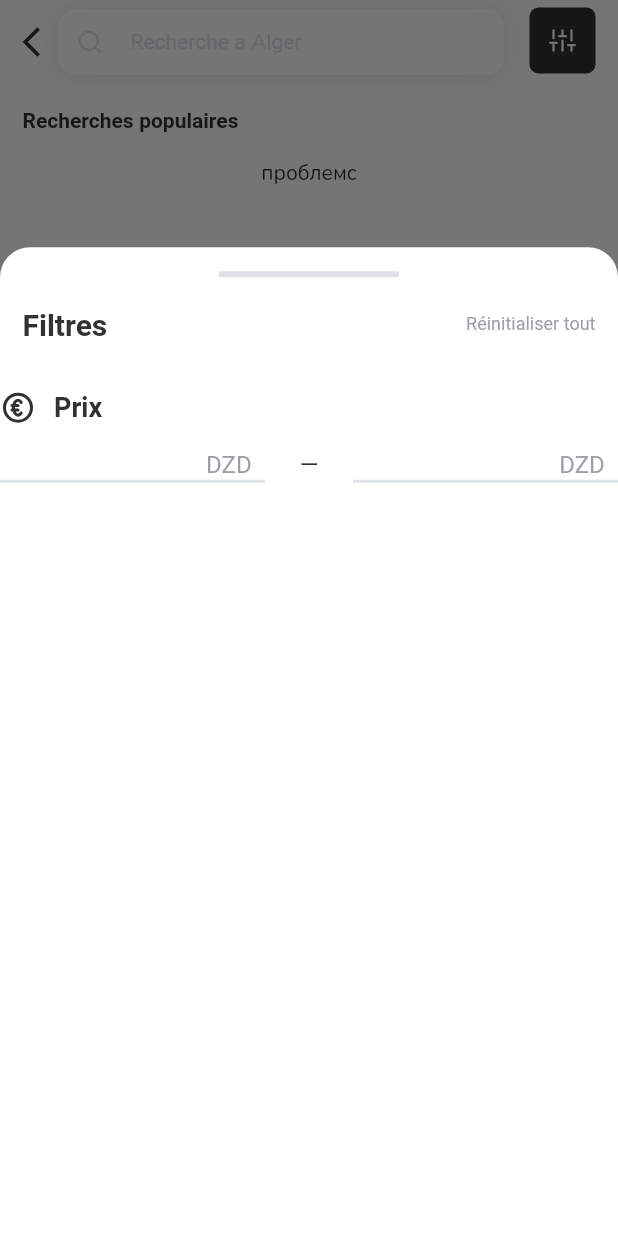
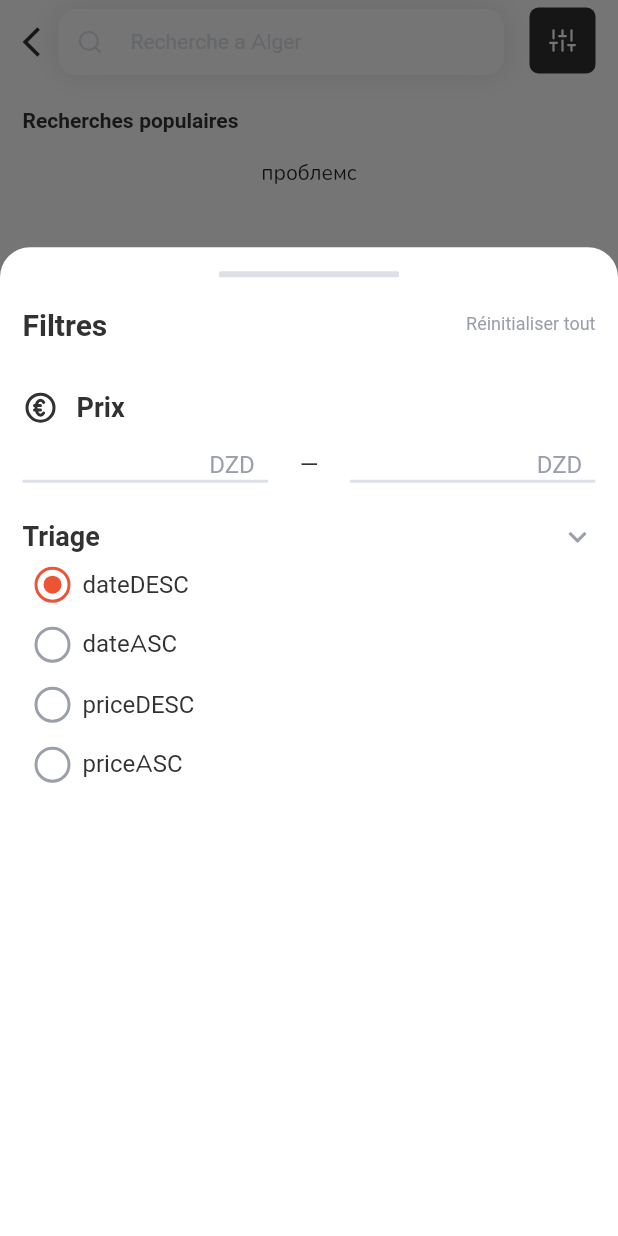
Before and after one commit to mavrinpn/Navigi-App, a Flutter app: the SearchScreen screen opened by its route, after a tap on an icon or button, on a phone screen of 412 x 824 dp. Run offline on Flutter 3.47's test engine with Material 2 defaults, Android fonts, the phone set to English and light mode, and no system bars; our stand-ins replace appwrite, bloc, cached_network_image, dio, flutter_bloc, flutter_image_compress and 13 more; missing offline and left inert: loading_animations; accounts and stored records are empty; generated files the repository leaves out were written again; network calls fail; Roboto replaces fonts that are missing (SF Pro Display); statements that could not run were skipped.

Commit message:
Соси хуй

```diff
--- a/lib/feature/search/ui/search_screen.dart
+++ b/lib/feature/search/ui/search_screen.dart
@@ -1,8 +1,11 @@
 import 'package:flutter/material.dart';
 import 'package:flutter_bloc/flutter_bloc.dart';
 import 'package:flutter_svg/svg.dart';
+import 'package:smart/models/item/item.dart';
+import 'package:smart/models/sorte_types.dart';
 import 'package:smart/widgets/button/custom_icon_button.dart';
 import 'package:smart/widgets/button/icon_button.dart';
+import 'package:smart/widgets/dropDownSingleCheckBox/custom_dropdown_single_checkbox.dart';
 import 'package:smart/widgets/textField/price_widget.dart';
 import 'package:smart/widgets/textField/under_line_text_field.dart';
 
@@ -59,6 +62,9 @@ class _SearchScreenState extends State<SearchScreen> {
     final announcementRepository =
         RepositoryProvider.of<AnnouncementManager>(context);
 
+    SortTypes.toList();
+
+
     searchController.selection = TextSelection(
         baseOffset: searchController.text.length,
         extentOffset: searchController.text.length);
@@ -67,13 +73,15 @@ class _SearchScreenState extends State<SearchScreen> {
       return Container(
         height: MediaQuery.sizeOf(context).height * 0.8,
         color: Colors.white,
-        child: Center(
+        child: Padding(
+          padding: const EdgeInsets.symmetric(horizontal: 15),
           child: Column(
             children: <Widget>[
               SizedBox(
                 height: 16,
               ),
-              Container(
+              Center(
+                child: Container(
                   width: 120,
                   height: 4,
                   decoration: ShapeDecoration(
@@ -81,8 +89,9 @@ class _SearchScreenState extends State<SearchScreen> {
                       shape: RoundedRectangleBorder(
                           borderRadius: BorderRadius.circular(1))),
                 ),
+              ),
               Padding(
-                padding: const EdgeInsets.symmetric(horizontal: 15, vertical: 20),
+                padding: const EdgeInsets.symmetric(vertical: 20),
                 child: Row(
                   mainAxisAlignment: MainAxisAlignment.spaceBetween,
                   children: [
@@ -92,7 +101,9 @@ class _SearchScreenState extends State<SearchScreen> {
                 ),
               ),
               SizedBox(height: 12,),
-              PriceWidget()
+              PriceWidget(),
+              CustomDropDownSingleCheckBox(parameters: Parameter(variants: SortTypes.toList(),key: 'Triage'), onChange: (a) {}, currentVariable: SortTypes.dateDESC),
+
             ],
           ),
         ),
--- a/lib/models/sorte_types.dart
+++ b/lib/models/sorte_types.dart
@@ -3,4 +3,6 @@ class SortTypes {
   static const String priceDESC = 'priceDESC';
   static const String dateASC = 'dateASC';
   static const String dateDESC = 'dateDESC';
+
+  static List<String> toList() => [dateDESC, dateASC, priceDESC, priceASC];
 }
--- a/lib/widgets/dropDownSingleCheckBox/custom_dropdown_single_checkbox.dart
+++ b/lib/widgets/dropDownSingleCheckBox/custom_dropdown_single_checkbox.dart
@@ -62,6 +62,7 @@ class _CustomDropDownSingleCheckBoxState
             if (isOpen) ...[
               SingleChildScrollView(
                 child: Column(
+                  crossAxisAlignment: CrossAxisAlignment.start,
                   children: widget.parameters.variants
                       .map((e) => Row(
                             children: [
```
Also changed, not shown: Assets/icons/categories.svg (added), Assets/icons/tirage.svg (added). Lines whose indentation alone changed are shown as unchanged.
